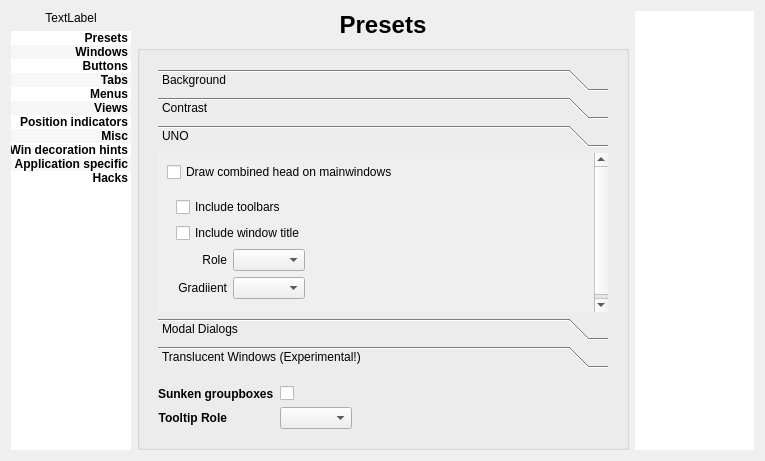
Before: the Qt Designer form config/config.ui in deiv/bespin-pkg, drawn with Qt 5.
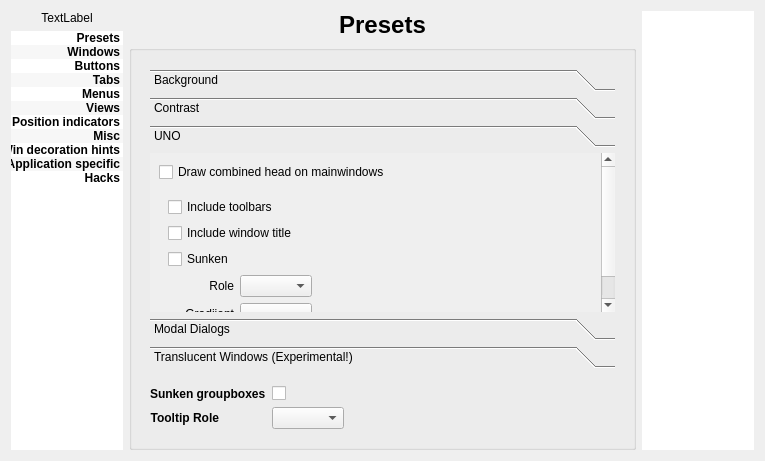
After: the same form once the commit is applied. The open tabs and pages were chosen to show the change.

Commit message: readd support for sunken menus/uno, check color value for title color export

The edit to the form file:
```diff
--- a/config/config.ui
+++ b/config/config.ui
@@ -849,7 +849,7 @@
                    </property>
                   </widget>
                  </item>
-                 <item row="2" column="0">
+                 <item row="3" column="0">
                   <widget class="QLabel" name="label_59">
                    <property name="text">
                     <string>Role</string>
@@ -859,10 +859,10 @@
                    </property>
                   </widget>
                  </item>
-                 <item row="2" column="1">
+                 <item row="3" column="1">
                   <widget class="QComboBox" name="uno_role"/>
                  </item>
-                 <item row="2" column="2">
+                 <item row="3" column="2">
                   <spacer name="horizontalSpacer_15">
                    <property name="orientation">
                     <enum>Qt::Horizontal</enum>
@@ -875,7 +875,7 @@
                    </property>
                   </spacer>
                  </item>
-                 <item row="3" column="0">
+                 <item row="4" column="0">
                   <widget class="QLabel" name="label_60">
                    <property name="text">
                     <string>Gradiient</string>
@@ -885,10 +885,10 @@
                    </property>
                   </widget>
                  </item>
-                 <item row="3" column="1">
+                 <item row="4" column="1">
                   <widget class="QComboBox" name="uno_gradient"/>
                  </item>
-                 <item row="3" column="2">
+                 <item row="4" column="2">
                   <spacer name="horizontalSpacer_16">
                    <property name="orientation">
                     <enum>Qt::Horizontal</enum>
@@ -901,7 +901,7 @@
                    </property>
                   </spacer>
                  </item>
-                 <item row="4" column="0" colspan="3">
+                 <item row="5" column="0" colspan="3">
                   <spacer name="verticalSpacer_19">
                    <property name="orientation">
                     <enum>Qt::Vertical</enum>
@@ -914,6 +914,13 @@
                    </property>
                   </spacer>
                  </item>
+                 <item row="2" column="0">
+                  <widget class="QCheckBox" name="uno_sunken">
+                   <property name="text">
+                    <string>Sunken</string>
+                   </property>
+                  </widget>
+                 </item>
                 </layout>
                </widget>
               </item>
```
Left out of the diff: 6 changed lines with no effect on the pictures. The commit also changes 6 other files.
